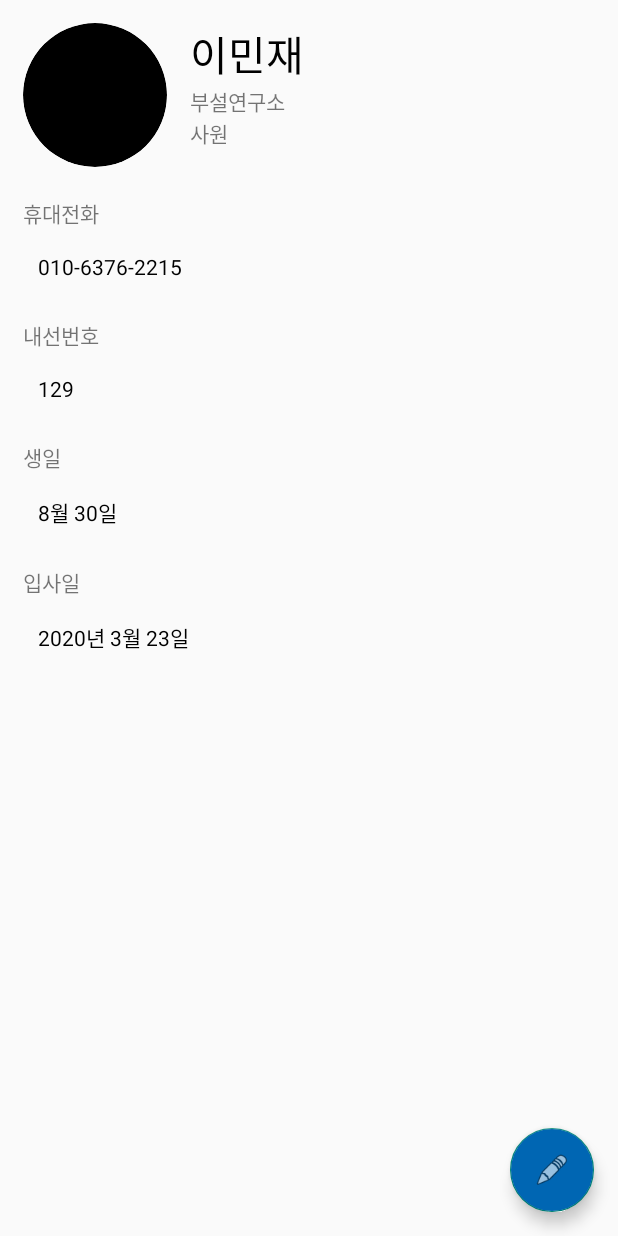
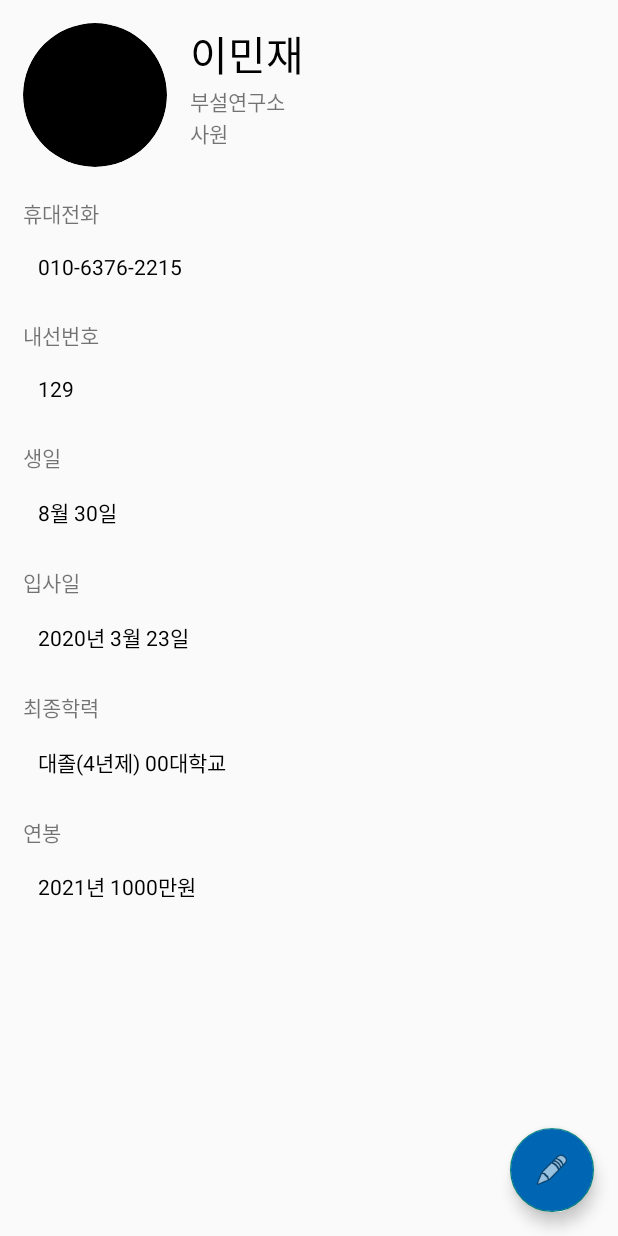
Before and after one commit to mjlee-andk/ANDEmployee, an Android app: the EmployeeDetailActivity screen opened directly, with no data from a screen before it, on a phone screen of 412 x 824 dp. Run offline under Robolectric (Android 15) with nearby library versions, the phone set to English and light mode, and no system bars; libraries missing offline, so code that uses them is left out: com.pixplicity.easyprefs; pictures from the network do not load; 3 statements that could not run were skipped.

Commit message:
직원 상세페이지 최종학력, 연봉 추가

```diff
--- a/app/src/main/java/com/example/andemployees/models/Result.kt
+++ b/app/src/main/java/com/example/andemployees/models/Result.kt
@@ -135,7 +135,10 @@ class Result {
             var department_id: String = "",
             var department_name: String = "",
             var position_id: String = "",
-            var position_name: String = ""
+            var position_name: String = "",
+            var final_education: Int = 0,
+            var school_name: String = "",
+            var annual_incomes: String = ""
     )
 
     data class TableMemo(
--- a/app/src/main/res/layout/content_employee_detail.xml
+++ b/app/src/main/res/layout/content_employee_detail.xml
@@ -1,6 +1,7 @@
 <?xml version="1.0" encoding="utf-8"?>
 <androidx.constraintlayout.widget.ConstraintLayout xmlns:android="http://schemas.android.com/apk/res/android"
     xmlns:app="http://schemas.android.com/apk/res-auto"
+    xmlns:tools="http://schemas.android.com/tools"
     android:layout_width="match_parent"
     android:layout_height="match_parent"
     android:padding="15dp"
@@ -126,6 +127,52 @@
         android:text="2020년 3월 23일"
         android:textColor="@color/colorBlack"/>
 
+    <TextView
+        android:id="@+id/tv_title_employee_final_education"
+        android:layout_width="wrap_content"
+        android:layout_height="wrap_content"
+        app:layout_constraintLeft_toLeftOf="parent"
+        app:layout_constraintTop_toBottomOf="@+id/tv_employee_joindate"
+        android:layout_marginTop="15dp"
+        android:text="최종학력"/>
 
+    <TextView
+        android:id="@+id/tv_employee_final_education"
+        android:layout_width="match_parent"
+        android:layout_height="wrap_content"
+        app:layout_constraintLeft_toLeftOf="parent"
+        app:layout_constraintTop_toBottomOf="@+id/tv_title_employee_final_education"
+        android:padding="10dp"
+        android:layout_marginTop="5dp"
+        android:text="대졸(4년제) 00대학교"
+        android:textColor="@color/colorBlack"/>
+
+    <TextView
+        android:id="@+id/tv_title_employee_annual_incomes"
+        android:layout_width="wrap_content"
+        android:layout_height="wrap_content"
+        app:layout_constraintLeft_toLeftOf="parent"
+        app:layout_constraintTop_toBottomOf="@+id/tv_employee_final_education"
+        android:layout_marginTop="15dp"
+        android:text="연봉"/>
+
+    <ScrollView
+        android:layout_width="match_parent"
+        android:layout_height="0dp"
+        app:layout_constraintDimensionRatio="2.5:1"
+        app:layout_constraintTop_toBottomOf="@+id/tv_title_employee_annual_incomes"
+        app:layout_constraintLeft_toLeftOf="parent"
+        android:padding="10dp"
+        android:layout_marginTop="5dp">
+
+        <TextView
+            android:id="@+id/tv_employee_annual_incomes"
+            android:layout_width="wrap_content"
+            android:layout_height="wrap_content"
+            android:scrollbars="vertical"
+            android:text="2021년 1000만원"
+            android:textColor="@color/colorBlack"/>
+
+    </ScrollView>
 
 </androidx.constraintlayout.widget.ConstraintLayout>
```
Also changed, not shown: app/src/main/java/com/example/andemployees/EmployeeDetailActivity.kt (+37 -0 lines), 1 other file.
